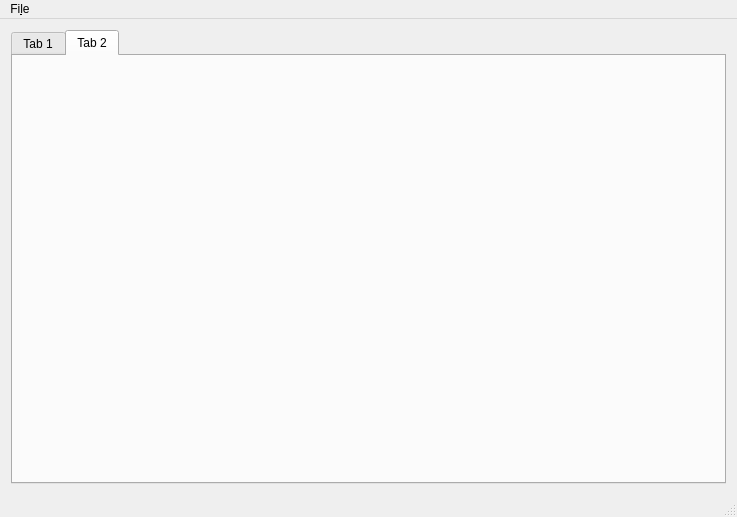
Old version of the form management/mainwindow.ui in the repository ChristopherCousin/WTCR.
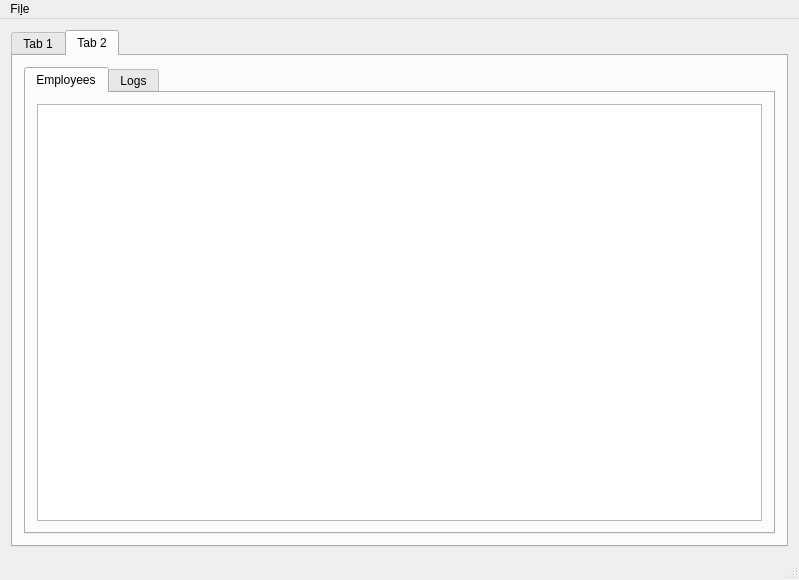
New version of the form. The open tabs and pages were chosen to show the change. Icons and pictures are not drawn.

What changed in the file:
```diff
--- a/management/mainwindow.ui
+++ b/management/mainwindow.ui
@@ -6,8 +6,8 @@
    <rect>
     <x>0</x>
     <y>0</y>
-    <width>737</width>
-    <height>517</height>
+    <width>799</width>
+    <height>580</height>
    </rect>
   </property>
   <property name="windowTitle">
@@ -106,6 +106,30 @@
        <attribute name="title">
         <string>Tab 2</string>
        </attribute>
+       <layout class="QGridLayout" name="gridLayout_2">
+        <item row="0" column="0">
+         <widget class="QTabWidget" name="tabWidget_2">
+          <property name="currentIndex">
+           <number>0</number>
+          </property>
+          <widget class="QWidget" name="tab_3">
+           <attribute name="title">
+            <string>Employees</string>
+           </attribute>
+           <layout class="QGridLayout" name="gridLayout_3">
+            <item row="0" column="0">
+             <widget class="QTableWidget" name="tableWidget"/>
+            </item>
+           </layout>
+          </widget>
+          <widget class="QWidget" name="tab_4">
+           <attribute name="title">
+            <string>Logs</string>
+           </attribute>
+          </widget>
+         </widget>
+        </item>
+       </layout>
       </widget>
      </widget>
     </item>
@@ -116,7 +140,7 @@
     <rect>
      <x>0</x>
      <y>0</y>
-     <width>737</width>
+     <width>799</width>
      <height>30</height>
     </rect>
    </property>
```
Left out of the diff: 2 changed lines with no effect on the pictures.
